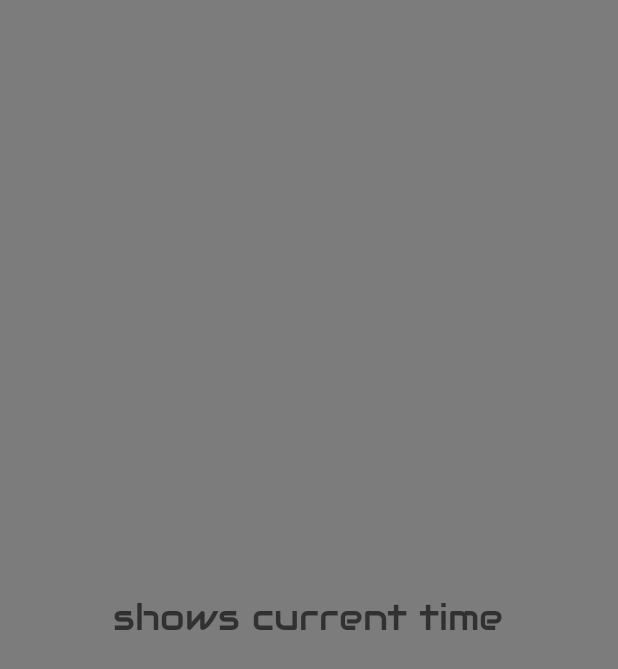
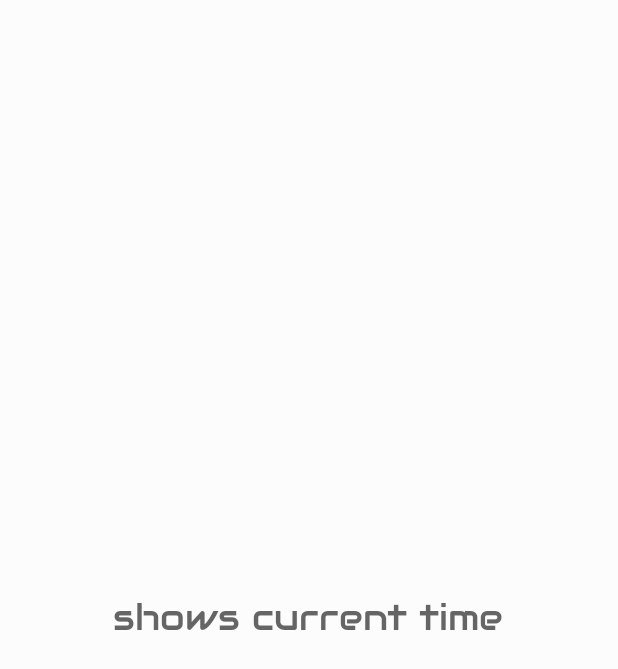
Before and after one commit to Gregz77/RetroClock, an Android app: the layout retro_clock_widget.xml on its own in the app's theme, with its tools: preview values and no code run, on a phone screen of 412 x 824 dp. Shown: the top 669 px of the screen. Run offline under Robolectric (Android 15) with nearby library versions, the phone set to English and light mode, and no system bars.

Commit message:
changed widget background

```diff
--- a/app/src/main/res/layout/retro_clock_widget.xml
+++ b/app/src/main/res/layout/retro_clock_widget.xml
@@ -1,11 +1,11 @@
 <LinearLayout xmlns:android="http://schemas.android.com/apk/res/android"
+    android:id="@+id/retro_clock_widget_layout"
     android:layout_width="match_parent"
     android:layout_height="match_parent"
-    android:background="@android:drawable/screen_background_dark_transparent"
-    android:padding="@dimen/widget_margin"
-    android:id="@+id/retro_clock_widget_layout"
+    android:background="@android:drawable/screen_background_light_transparent"
+    android:gravity="center"
     android:orientation="vertical"
-    android:gravity="center">
+    android:padding="@dimen/widget_margin">
 
     <TextView
         android:id="@+id/digital_clock_text"
@@ -15,11 +15,11 @@
         android:layout_marginTop="8dp"
         android:layout_marginEnd="8dp"
         android:layout_marginBottom="8dp"
+        android:font="@font/audiowide"
+        android:fontFamily="@font/audiowide"
         android:gravity="center"
         android:hint="@string/shows_current_time"
         android:textAlignment="center"
         android:textColor="@android:color/holo_orange_dark"
-        android:textSize="24sp"
-        android:fontFamily="@font/audiowide"
-        android:font="@font/audiowide"/>
+        android:textSize="24sp" />
 </LinearLayout>
--- a/app/src/main/res/values/colors.xml
+++ b/app/src/main/res/values/colors.xml
@@ -1,6 +1,6 @@
 <?xml version="1.0" encoding="utf-8"?>
 <resources>
-    <color name="colorPrimary">#008577</color>
-    <color name="colorPrimaryDark">#00574B</color>
-    <color name="colorAccent">#D81B60</color>
+    <color name="colorPrimary">#FFFF8800</color>
+    <color name="colorPrimaryDark">#6495ED</color>
+    <color name="colorAccent">#FFFFF0</color>
 </resources>
--- a/app/src/main/res/values/styles.xml
+++ b/app/src/main/res/values/styles.xml
@@ -1,7 +1,7 @@
 <resources>
 
     <!-- Base application theme. -->
-    <style name="AppTheme" parent="Theme.AppCompat.Light.DarkActionBar">
+    <style name="AppTheme" parent="Theme.AppCompat.Light.NoActionBar">
         <!-- Customize your theme here. -->
         <item name="colorPrimary">@color/colorPrimary</item>
         <item name="colorPrimaryDark">@color/colorPrimaryDark</item>
```
Also changed, not shown: 12 other files.
